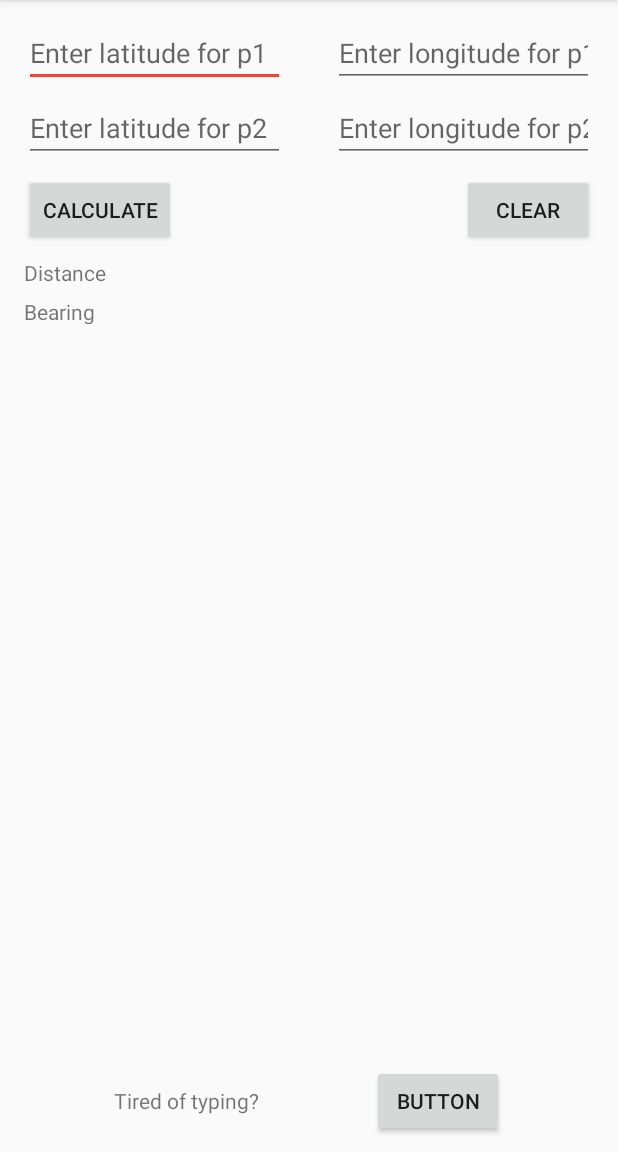
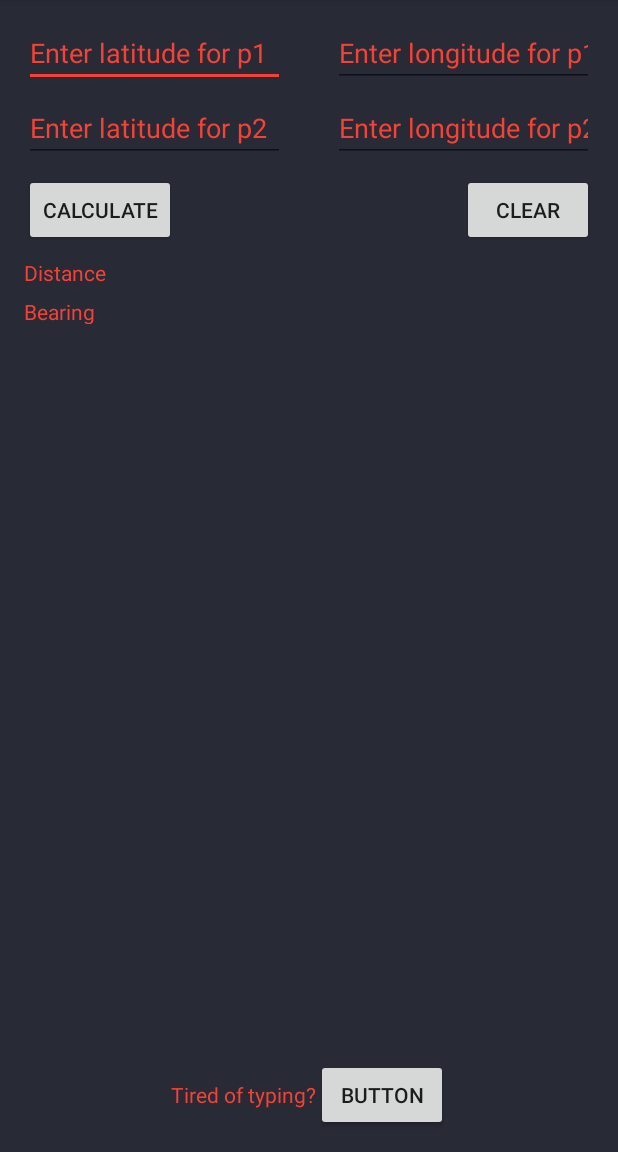
Before and after one commit to kyle-flynn/Computer-Science, an Android app: the screen it shows after launch (MainActivity), on a phone screen of 412 x 824 dp, the part 84-1236 px from its top. Run offline under Robolectric (Android 15) with nearby library versions, the phone set to English and light mode, and no system bars.

Commit message:
Added color and changed chain length

```diff
--- a/CIS 357/HW #4/app/src/main/res/layout/activity_settings.xml
+++ b/CIS 357/HW #4/app/src/main/res/layout/activity_settings.xml
@@ -5,6 +5,7 @@
     android:layout_width="match_parent"
     android:layout_height="match_parent"
     android:orientation="vertical"
+    android:background="@color/colorPrimaryDark"
     tools:context="edu.gvsu.cis357.geocalculatorapp.Settings"
     android:weightSum="1">
 
@@ -12,6 +13,7 @@
         android:id="@+id/textView"
         android:layout_width="match_parent"
         android:layout_height="25dp"
+        android:textColor="@color/colorAccent"
         android:text="Miles"
         app:layout_constraintLeft_toLeftOf="parent"
         app:layout_constraintTop_toTopOf="parent"
@@ -21,6 +23,7 @@
         android:id="@+id/spinnerMiles"
         android:layout_width="match_parent"
         android:layout_height="25dp"
+        android:backgroundTint="@color/colorPrimary"
         app:layout_constraintLeft_toRightOf="@+id/textView"
         android:layout_marginLeft="8dp"
         android:layout_marginRight="8dp"
@@ -35,6 +38,7 @@
         android:layout_width="match_parent"
         android:layout_height="25dp"
         android:text="Degrees"
+        android:textColor="@color/colorAccent"
         app:layout_constraintLeft_toLeftOf="parent"
         app:layout_constraintTop_toBottomOf="@+id/textView" />
 
@@ -45,6 +49,7 @@
         android:layout_marginLeft="8dp"
         android:layout_marginRight="8dp"
         android:layout_marginTop="8dp"
+        android:backgroundTint="@color/colorPrimary"
         app:layout_constraintLeft_toRightOf="@+id/textView2"
         app:layout_constraintRight_toRightOf="parent"
         app:layout_constraintTop_toBottomOf="@+id/spinnerMiles"
--- a/CIS 357/HW #4/app/src/main/res/layout/content_main.xml
+++ b/CIS 357/HW #4/app/src/main/res/layout/content_main.xml
@@ -4,6 +4,7 @@
     xmlns:tools="http://schemas.android.com/tools"
     android:layout_width="match_parent"
     android:layout_height="match_parent"
+    android:background="@color/colorPrimaryDark"
     app:layout_behavior="@string/appbar_scrolling_view_behavior"
     tools:context="edu.gvsu.cis357.geocalculatorapp.MainActivity"
     tools:showIn="@layout/activity_main">
@@ -15,6 +16,8 @@
         android:layout_marginStart="16dp"
         android:layout_marginTop="16dp"
         android:layout_marginEnd="16dp"
+        android:textColor="@color/colorAccent"
+        android:textColorHint="@color/colorAccent"
         android:hint="Enter latitude for p1"
         android:inputType="numberDecimal"
         app:layout_constraintLeft_toLeftOf="parent"
@@ -28,6 +31,8 @@
         android:layout_marginTop="16dp"
         android:layout_marginEnd="16dp"
         android:layout_marginStart="16dp"
+        android:textColor="@color/colorAccent"
+        android:textColorHint="@color/colorAccent"
         android:ems="10"
         android:hint="Enter longitude for p1"
         android:inputType="numberDecimal"
@@ -40,6 +45,8 @@
         android:layout_width="0dp"
         android:layout_height="42dp"
         android:hint="Enter latitude for p2"
+        android:textColor="@color/colorAccent"
+        android:textColorHint="@color/colorAccent"
         android:inputType="numberDecimal"
         app:layout_constraintLeft_toLeftOf="@+id/textLatOne"
         app:layout_constraintRight_toRightOf="@+id/textLatOne"
@@ -51,6 +58,8 @@
         android:layout_width="0dp"
         android:layout_height="42dp"
         android:hint="Enter longitude for p2"
+        android:textColor="@color/colorAccent"
+        android:textColorHint="@color/colorAccent"
         android:inputType="numberDecimal"
         app:layout_constraintRight_toRightOf="@+id/textLonOne"
         app:layout_constraintLeft_toLeftOf="@+id/textLonOne"
@@ -80,6 +89,7 @@
         android:layout_width="0dp"
         android:layout_height="18dp"
         android:text="Bearing"
+        android:textColor="@color/colorAccent"
         app:layout_constraintLeft_toLeftOf="@+id/textLatOne"
         android:layout_marginTop="8dp"
         app:layout_constraintTop_toBottomOf="@+id/textDist"
@@ -90,6 +100,7 @@
         android:layout_width="0dp"
         android:layout_height="18dp"
         android:text="Distance"
+        android:textColor="@color/colorAccent"
         android:layout_marginTop="8dp"
         app:layout_constraintTop_toBottomOf="@+id/calculateBtn"
         app:layout_constraintLeft_toLeftOf="@+id/textLatOne"
@@ -110,11 +121,14 @@
         android:layout_width="wrap_content"
         android:layout_height="wrap_content"
         android:text="Tired of typing?"
+        android:textColor="@color/colorAccent"
+        android:layout_marginBottom="7dp"
         app:layout_constraintLeft_toLeftOf="parent"
         app:layout_constraintRight_toLeftOf="@+id/button"
         app:layout_constraintBottom_toBottomOf="parent"
         app:layout_constraintTop_toTopOf="parent"
-        app:layout_constraintVertical_bias="0.967" />
+        app:layout_constraintVertical_bias="0.971"
+        app:layout_constraintHorizontal_chainStyle="packed" />
 
     <Button
         android:id="@+id/button"
@@ -125,6 +139,7 @@
         app:layout_constraintLeft_toRightOf="@+id/textView3"
         app:layout_constraintBaseline_toBaselineOf="@+id/textView3"
         app:layout_constraintBottom_toBottomOf="parent"
+        android:layout_marginBottom="8dp"
         app:layout_constraintTop_toTopOf="parent"
         app:layout_constraintVertical_bias="0.995" />
 </android.support.constraint.ConstraintLayout>
```
